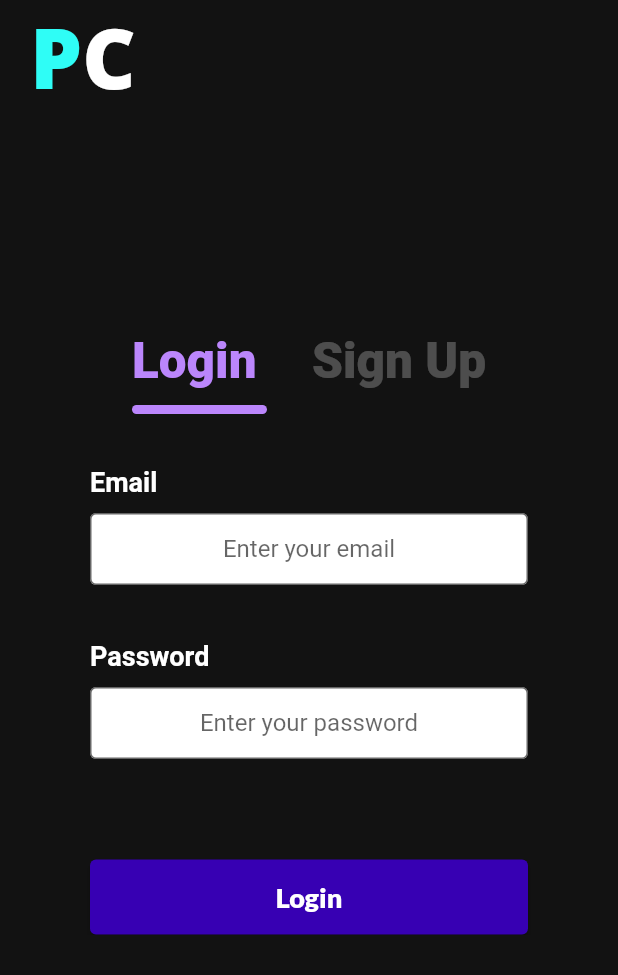
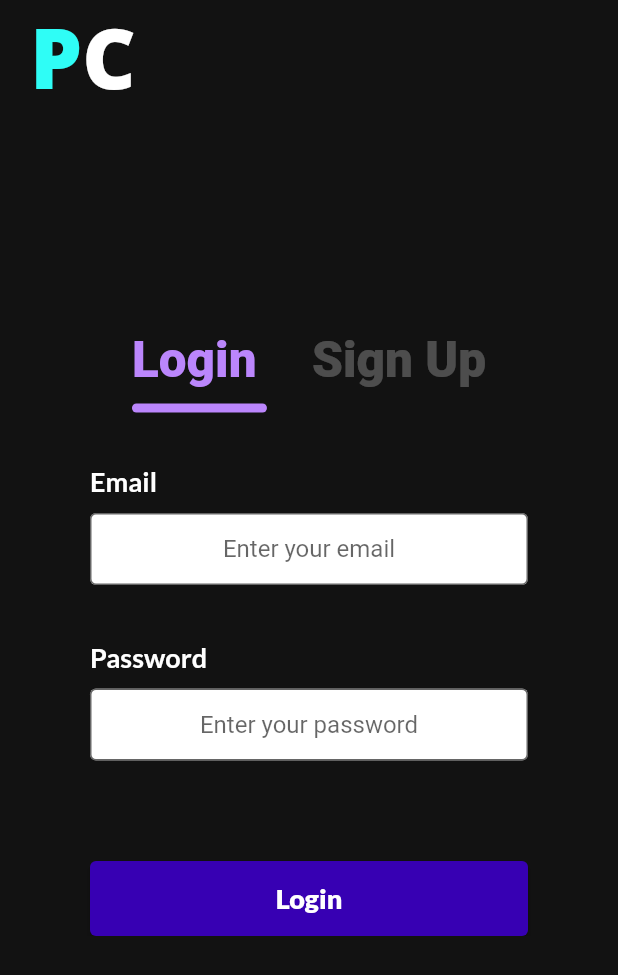
Before and after one commit to ProgRub/ProjetoSTI, a Flutter app: the screen it shows after launch, on a phone screen of 412 x 824 dp. Shown: the top 975 px of the screen. Run offline on Flutter 3.47's test engine with Material 2 defaults, Android fonts, the phone set to English and light mode, and no system bars; our stand-ins replace device_preview, google_fonts; missing offline and left inert: bubble_chart.

Commit message:
Correções, Styles class

```diff
--- a/projeto_sti/lib/api/genres.dart
+++ b/projeto_sti/lib/api/genres.dart
@@ -2,15 +2,15 @@ import 'dart:convert';
 import 'package:flutter/services.dart';
 
 abstract class GenresAPI {
-  static List<String> Genres = [];
+  static List<String> genres = [];
   static Future<void> getAllGenres() async {
-    if (Genres.isNotEmpty) return;
+    if (genres.isNotEmpty) return;
     String response = await rootBundle
         .loadString('packages/projeto_sti/assets/db/genres.json');
     List<dynamic> data = json.decode(response);
-    if (Genres.isNotEmpty) return;
-    data.forEach((element) {
-      Genres.add(element['name']);
-    });
+    if (genres.isNotEmpty) return;
+    for (var element in data) {
+      genres.add(element['name']);
+    }
   }
 }
--- a/projeto_sti/lib/components/inputFieldLabel.dart
+++ b/projeto_sti/lib/components/inputFieldLabel.dart
@@ -1,5 +1,6 @@
 import 'package:flutter/material.dart';
 import 'package:google_fonts/google_fonts.dart';
+import 'package:projeto_sti/styles/style.dart';
 
 class InputFieldLabel extends StatelessWidget {
   final String text;
@@ -16,12 +17,10 @@ class InputFieldLabel extends StatelessWidget {
       children: [
         Padding(
           padding: const EdgeInsets.only(left: 60.0),
-          child: Text(text,
-              style: GoogleFonts.roboto(
-                fontSize: 18,
-                color: Colors.white,
-                fontWeight: FontWeight.w600,
-              )),
+          child: Text(
+            text,
+            style: Styles.fonts.label,
+          ),
         ),
       ],
     );
--- a/projeto_sti/lib/main.dart
+++ b/projeto_sti/lib/main.dart
@@ -5,7 +5,7 @@ import 'package:device_preview/device_preview.dart';
 
 void main() {
   runApp(DevicePreview(
-    enabled: true, //COLOCAR A TRUE PARA TESTAR RESPONSIVIDADE
+    enabled: false, //COLOCAR A TRUE PARA TESTAR RESPONSIVIDADE
     builder: (context) => const MyApp(), // Wrap your app
   ));
 }
--- a/projeto_sti/lib/screens/loginScreen.dart
+++ b/projeto_sti/lib/screens/loginScreen.dart
@@ -3,6 +3,7 @@ import 'package:google_fonts/google_fonts.dart';
 import 'package:projeto_sti/components/inputField.dart';
 import 'package:projeto_sti/components/popupMessage.dart';
 import 'package:projeto_sti/screens/chooseGenresScreen.dart';
+import 'package:projeto_sti/styles/style.dart';
 
 import '../components/appLogo.dart';
 import '../components/inputFieldLabel.dart';
@@ -59,7 +60,7 @@ class _LoginScreenState extends State<LoginScreen> {
             ),
             child: ElevatedButton(
               style: ElevatedButton.styleFrom(
-                primary: const Color.fromRGBO(55, 0, 179, 1),
+                primary: Styles.colors.button,
                 minimumSize: const Size(300, 50),
               ),
               onPressed: () {
@@ -74,11 +75,7 @@ class _LoginScreenState extends State<LoginScreen> {
               },
               child: Text(
                 'Login',
-                style: GoogleFonts.lato(
-                  fontSize: 18,
-                  color: Colors.white,
-                  fontWeight: FontWeight.w900,
-                ),
+                style: Styles.fonts.button,
               ),
             ),
           ),
@@ -130,7 +127,7 @@ class _LoginScreenState extends State<LoginScreen> {
             ),
             child: ElevatedButton(
               style: ElevatedButton.styleFrom(
-                primary: const Color.fromRGBO(55, 0, 179, 1),
+                primary: Styles.colors.button,
                 minimumSize: const Size(300, 50),
               ),
               onPressed: () {
@@ -140,17 +137,13 @@ class _LoginScreenState extends State<LoginScreen> {
                     Navigator.push(
                         context,
                         MaterialPageRoute(
-                            builder: (context) => ChooseGenresScreen()));
+                            builder: (context) => const ChooseGenresScreen()));
                   });
                 }
               },
               child: Text(
                 'Next',
-                style: GoogleFonts.lato(
-                  fontSize: 18,
-                  color: Colors.white,
-                  fontWeight: FontWeight.w900,
-                ),
+                style: Styles.fonts.button,
               ),
             ),
           ),
@@ -169,8 +162,8 @@ class _LoginScreenState extends State<LoginScreen> {
                     fontSize: 33,
                     fontWeight: FontWeight.w900,
                     color: index == selectedCategory
-                        ? const Color.fromRGBO(187, 134, 252, 1)
-                        : Colors.white.withOpacity(0.25))),
+                        ? Styles.colors.purple
+                        : Styles.colors.grey)),
             Container(
                 margin: const EdgeInsets.symmetric(vertical: 10),
                 height: 6,
@@ -178,7 +171,7 @@ class _LoginScreenState extends State<LoginScreen> {
                 decoration: BoxDecoration(
                     borderRadius: BorderRadius.circular(10),
                     color: index == selectedCategory
-                        ? const Color.fromRGBO(187, 134, 252, 1)
+                        ? Styles.colors.purple
                         : Colors.transparent))
           ],
         ),
@@ -211,9 +204,10 @@ class _LoginScreenState extends State<LoginScreen> {
       ),
     );
 
-    return Scaffold(
+    return SafeArea(
+      child: Scaffold(
         resizeToAvoidBottomInset: false,
-      backgroundColor: const Color.fromRGBO(18, 18, 18, 1),
+        backgroundColor: Styles.colors.background,
         body: Stack(
           children: [
             const AppLogo(),
@@ -233,6 +227,7 @@ class _LoginScreenState extends State<LoginScreen> {
               ],
             ),
           ],
+        ),
       ),
     );
   }
--- /dev/null
+++ b/projeto_sti/lib/styles/style.dart
@@ -0,0 +1,35 @@
+import 'package:flutter/material.dart';
+import 'package:google_fonts/google_fonts.dart';
+
+class Styles {
+  static final colors = _Colors();
+  static final fonts = _TextStyle();
+}
+
+class _Colors {
+  final background = const Color.fromRGBO(18, 18, 18, 1);
+  final purple = const Color.fromRGBO(187, 134, 252, 1);
+  final button = const Color.fromRGBO(55, 0, 179, 1);
+  final grey = Colors.white.withOpacity(0.25);
+  final error = const Color.fromARGB(255, 101, 5, 0);
+  final errorText = const Color.fromARGB(255, 245, 140, 133);
+  final successText = const Color.fromARGB(255, 173, 247, 176);
+}
+
+class _TextStyle {
+  final title = GoogleFonts.lato(
+    fontSize: 25,
+    color: Colors.white,
+    fontWeight: FontWeight.w900,
+  );
+  final label = GoogleFonts.lato(
+    fontSize: 18,
+    color: Colors.white,
+    fontWeight: FontWeight.w600,
+  );
+  final button = GoogleFonts.lato(
+    fontSize: 18,
+    color: Colors.white,
+    fontWeight: FontWeight.w900,
+  );
+}
```
Also changed, not shown: projeto_sti/lib/components/popupMessage.dart (+5 -7 lines), projeto_sti/lib/screens/chooseGenresScreen.dart (+43 -40 lines). Lines whose indentation alone changed are shown as unchanged.
